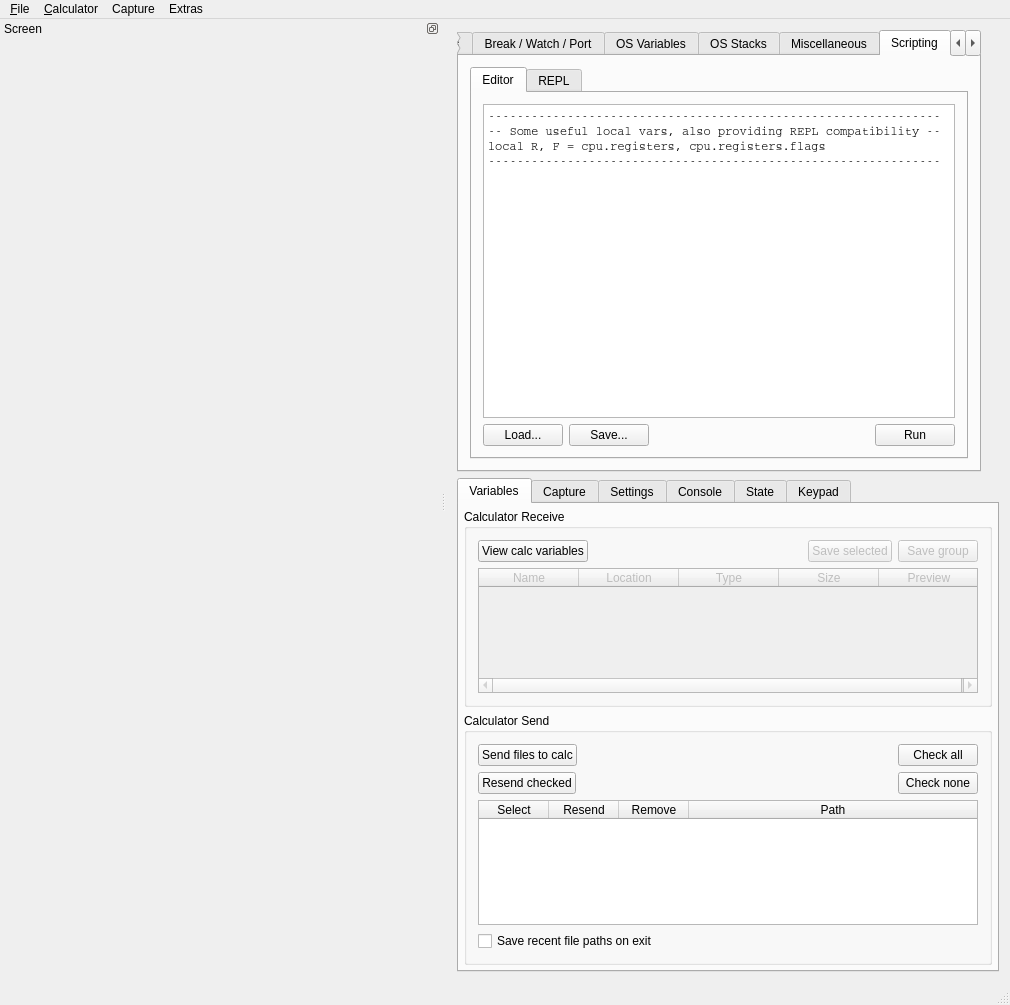
This is gui/qt/mainwindow.ui in jmandesarro123/CEmu as Qt 5 draws it before an edit. The edited form follows.
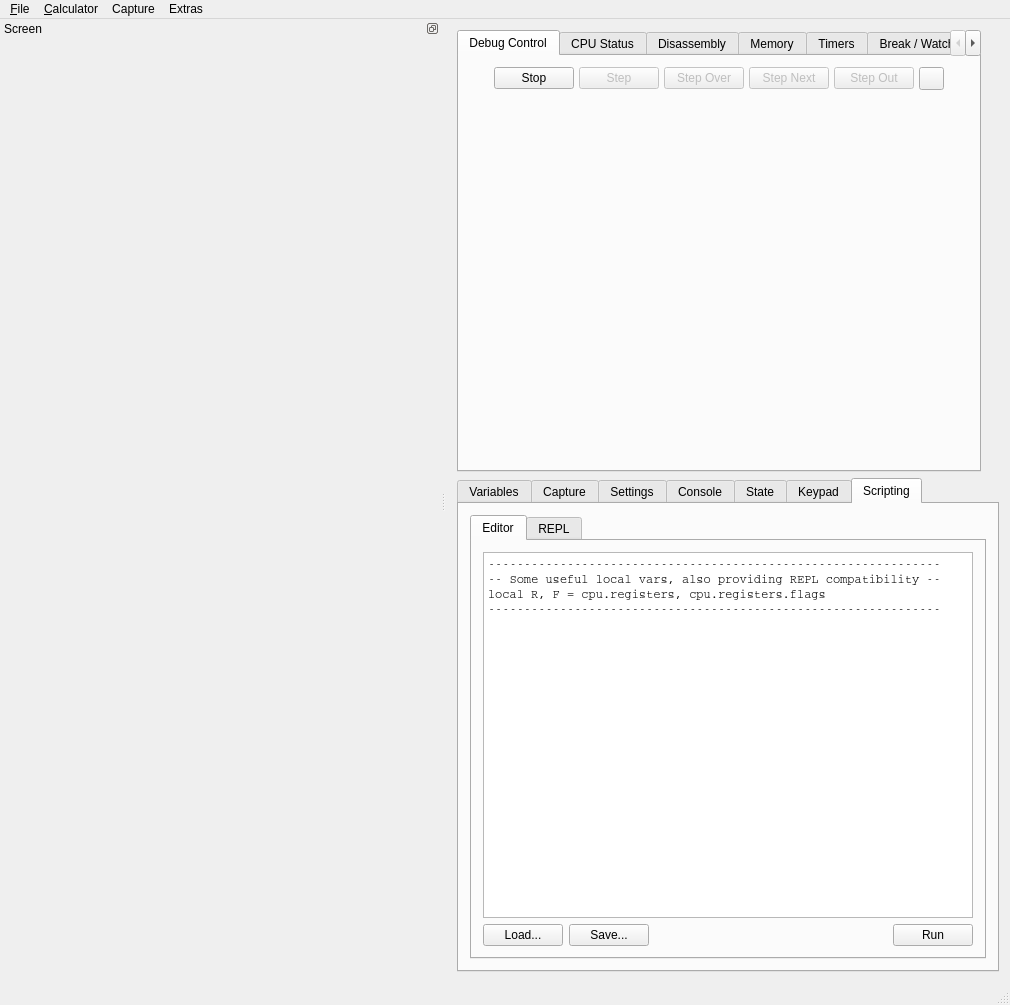
This is the edited form. The open tabs and pages were chosen to show the change. Icons and pictures are not drawn. Custom widgets are drawn as their Qt base class.

Commit message: [Lua] [GUI] Fix Scripting tab UI

```diff
--- a/gui/qt/mainwindow.ui
+++ b/gui/qt/mainwindow.ui
@@ -5884,159 +5884,6 @@
         </item>
        </layout>
       </widget>
-      <widget class="QWidget" name="tabScripting">
-       <attribute name="title">
-        <string>Scripting</string>
-       </attribute>
-       <layout class="QVBoxLayout" name="verticalLayout_26_lua">
-        <item>
-         <widget class="QTabWidget" name="LuaTabs">
-          <property name="currentIndex">
-           <number>0</number>
-          </property>
-          <widget class="QWidget" name="LuaEditorTab">
-           <attribute name="title">
-            <string>Editor</string>
-           </attribute>
-           <layout class="QVBoxLayout" name="verticalLayout_18_lua">
-            <item>
-             <widget class="LuaEditor" name="luaScriptEditor">
-              <property name="font">
-               <font>
-                <family>Courier</family>
-               </font>
-              </property>
-              <property name="plainText">
-               <string>---------------------------------------------------------------
--- Some useful local vars, also providing REPL compatibility --
-local R, F = cpu.registers, cpu.registers.flags
----------------------------------------------------------------
-
-</string>
-              </property>
-              <property name="backgroundVisible">
-               <bool>false</bool>
-              </property>
-             </widget>
-            </item>
-            <item>
-             <layout class="QHBoxLayout" name="horizontalLayout_lua">
-              <item>
-               <widget class="QPushButton" name="buttonLoadLuaScript">
-                <property name="text">
-                 <string>Load...</string>
-                </property>
-               </widget>
-              </item>
-              <item>
-               <widget class="QPushButton" name="buttonSaveLuaScript">
-                <property name="text">
-                 <string>Save...</string>
-                </property>
-               </widget>
-              </item>
-              <item>
-               <spacer name="horizontalSpacer_23">
-                <property name="orientation">
-                 <enum>Qt::Horizontal</enum>
-                </property>
-                <property name="sizeHint" stdset="0">
-                 <size>
-                  <width>40</width>
-                  <height>20</height>
-                 </size>
-                </property>
-               </spacer>
-              </item>
-              <item>
-               <widget class="QPushButton" name="buttonRunLuaScript">
-                <property name="text">
-                 <string>Run</string>
-                </property>
-               </widget>
-              </item>
-             </layout>
-            </item>
-           </layout>
-          </widget>
-          <widget class="QWidget" name="LuaREPLTab">
-           <attribute name="title">
-            <string>REPL</string>
-           </attribute>
-           <layout class="QVBoxLayout" name="verticalLayoutREPL">
-            <item>
-             <layout class="QHBoxLayout" name="horizontalLayout_lua_26">
-              <item>
-               <widget class="QPushButton" name="clearREPLConsole">
-                <property name="text">
-                 <string>Clear console</string>
-                </property>
-               </widget>
-              </item>
-              <item>
-               <spacer name="horizontalSpacer_24">
-                <property name="orientation">
-                 <enum>Qt::Horizontal</enum>
-                </property>
-                <property name="sizeHint" stdset="0">
-                 <size>
-                  <width>40</width>
-                  <height>20</height>
-                 </size>
-                </property>
-               </spacer>
-              </item>
-              <item>
-               <widget class="QPushButton" name="resetREPLLuaState">
-                <property name="text">
-                 <string>Reset Lua state</string>
-                </property>
-               </widget>
-              </item>
-             </layout>
-            </item>
-            <item>
-             <widget class="QPlainTextEdit" name="REPLConsole">
-              <property name="font">
-               <font>
-                <family>Droid Sans Mono</family>
-               </font>
-              </property>
-              <property name="undoRedoEnabled">
-               <bool>false</bool>
-              </property>
-              <property name="lineWrapMode">
-               <enum>QPlainTextEdit::NoWrap</enum>
-              </property>
-              <property name="readOnly">
-               <bool>true</bool>
-              </property>
-              <property name="plainText">
-               <string/>
-              </property>
-             </widget>
-            </item>
-            <item>
-             <widget class="QLineEdit" name="REPLInput">
-              <property name="enabled">
-               <bool>true</bool>
-              </property>
-              <property name="font">
-               <font>
-                <family>Droid Sans Mono</family>
-               </font>
-              </property>
-              <property name="placeholderText">
-               <string>Type Lua commands here</string>
-              </property>
-             </widget>
-            </item>
-           </layout>
-          </widget>
-         </widget>
-        </item>
-       </layout>
-      </widget>
       <widget class="QWidget" name="debugAutoTesterWidget">
        <attribute name="icon">
         <iconset resource="resources.qrc">
@@ -9530,6 +9377,163 @@
        </attribute>
        <layout class="QHBoxLayout" name="horizontalLayout_27"/>
       </widget>
+      <widget class="QWidget" name="scriptingWidget">
+       <attribute name="icon">
+        <iconset resource="resources.qrc">
+         <normaloff>:/icons/resources/icons/script.png</normaloff>:/icons/resources/icons/script.png</iconset>
+       </attribute>
+       <attribute name="title">
+        <string>Scripting</string>
+       </attribute>
+       <layout class="QVBoxLayout" name="verticalLayout_26_lua">
+        <item>
+         <widget class="QTabWidget" name="LuaTabs">
+          <property name="currentIndex">
+           <number>0</number>
+          </property>
+          <widget class="QWidget" name="LuaEditorTab">
+           <attribute name="title">
+            <string>Editor</string>
+           </attribute>
+           <layout class="QVBoxLayout" name="verticalLayout_18_lua">
+            <item>
+             <widget class="LuaEditor" name="luaScriptEditor">
+              <property name="font">
+               <font>
+                <family>Courier</family>
+               </font>
+              </property>
+              <property name="plainText">
+               <string>---------------------------------------------------------------
+-- Some useful local vars, also providing REPL compatibility --
+local R, F = cpu.registers, cpu.registers.flags
+---------------------------------------------------------------
+
+</string>
+              </property>
+              <property name="backgroundVisible">
+               <bool>false</bool>
+              </property>
+             </widget>
+            </item>
+            <item>
+             <layout class="QHBoxLayout" name="horizontalLayout_lua">
+              <item>
+               <widget class="QPushButton" name="buttonLoadLuaScript">
+                <property name="text">
+                 <string>Load...</string>
+                </property>
+               </widget>
+              </item>
+              <item>
+               <widget class="QPushButton" name="buttonSaveLuaScript">
+                <property name="text">
+                 <string>Save...</string>
+                </property>
+               </widget>
+              </item>
+              <item>
+               <spacer name="horizontalSpacer_lua_23">
+                <property name="orientation">
+                 <enum>Qt::Horizontal</enum>
+                </property>
+                <property name="sizeHint" stdset="0">
+                 <size>
+                  <width>40</width>
+                  <height>20</height>
+                 </size>
+                </property>
+               </spacer>
+              </item>
+              <item>
+               <widget class="QPushButton" name="buttonRunLuaScript">
+                <property name="text">
+                 <string>Run</string>
+                </property>
+               </widget>
+              </item>
+             </layout>
+            </item>
+           </layout>
+          </widget>
+          <widget class="QWidget" name="LuaREPLTab">
+           <attribute name="title">
+            <string>REPL</string>
+           </attribute>
+           <layout class="QVBoxLayout" name="verticalLayoutREPL">
+            <item>
+             <layout class="QHBoxLayout" name="horizontalLayout_lua_26">
+              <item>
+               <widget class="QPushButton" name="clearREPLConsole">
+                <property name="text">
+                 <string>Clear console</string>
+                </property>
+               </widget>
+              </item>
+              <item>
+               <spacer name="horizontalSpacer_lua_24">
+                <property name="orientation">
+                 <enum>Qt::Horizontal</enum>
+                </property>
+                <property name="sizeHint" stdset="0">
+                 <size>
+                  <width>40</width>
+                  <height>20</height>
+                 </size>
+                </property>
+               </spacer>
+              </item>
+              <item>
+               <widget class="QPushButton" name="resetREPLLuaState">
+                <property name="text">
+                 <string>Reset Lua state</string>
+                </property>
+               </widget>
+              </item>
+             </layout>
+            </item>
+            <item>
+             <widget class="QPlainTextEdit" name="REPLConsole">
+              <property name="font">
+               <font>
+                <family>Droid Sans Mono</family>
+               </font>
+              </property>
+              <property name="undoRedoEnabled">
+               <bool>false</bool>
+              </property>
+              <property name="lineWrapMode">
+               <enum>QPlainTextEdit::NoWrap</enum>
+              </property>
+              <property name="readOnly">
+               <bool>true</bool>
+              </property>
+              <property name="plainText">
+               <string/>
+              </property>
+             </widget>
+            </item>
+            <item>
+             <widget class="QLineEdit" name="REPLInput">
+              <property name="enabled">
+               <bool>true</bool>
+              </property>
+              <property name="font">
+               <font>
+                <family>Droid Sans Mono</family>
+               </font>
+              </property>
+              <property name="placeholderText">
+               <string>Type Lua commands here</string>
+              </property>
+             </widget>
+            </item>
+           </layout>
+          </widget>
+         </widget>
+        </item>
+       </layout>
+      </widget>
      </widget>
     </item>
    </layout>
```
Left out of the diff: 2 changed lines with no effect on the pictures. The commit also changes 2 other files.
